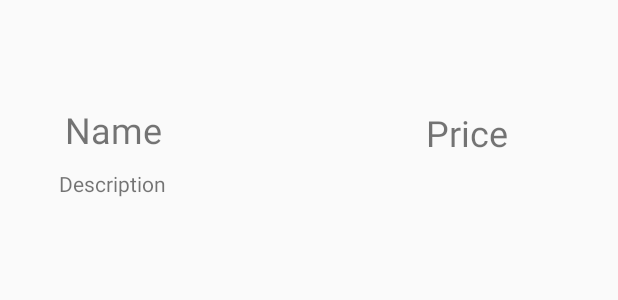
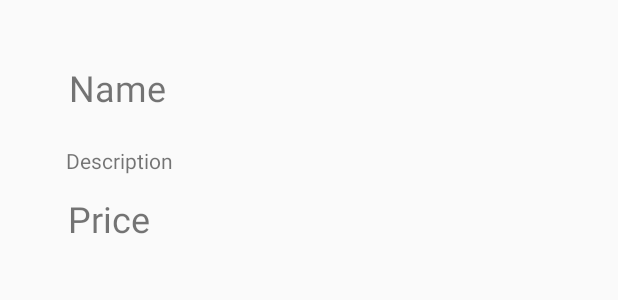
Before and after one commit to disruptDevWS/list-app, an Android app: the layout my_listview_detail.xml on its own in the app's theme, with its tools: preview values and no code run, on a phone screen of 412 x 824 dp. Shown: the top 300 px of the screen. Run offline under Robolectric (Android 15) with nearby library versions, the phone set to English and light mode, and no system bars.

Commit message:
Layout edit complete

```diff
--- a/app/src/main/res/layout/activity_main.xml
+++ b/app/src/main/res/layout/activity_main.xml
@@ -9,7 +9,7 @@
     <ListView
         android:id="@+id/myListView"
         android:layout_width="match_parent"
-        android:layout_height="match_parent"
-        tools:layout_editor_absoluteX="108dp"
-        tools:layout_editor_absoluteY="208dp" />
+        android:layout_height="495dp"
+        tools:layout_editor_absoluteX="8dp"
+        tools:layout_editor_absoluteY="8dp" />
 </androidx.constraintlayout.widget.ConstraintLayout>
--- a/app/src/main/res/layout/my_listview_detail.xml
+++ b/app/src/main/res/layout/my_listview_detail.xml
@@ -8,8 +8,8 @@
         android:layout_height="wrap_content"
         android:layout_alignParentStart="true"
         android:layout_alignParentTop="true"
-        android:layout_marginStart="43dp"
-        android:layout_marginTop="70dp"
+        android:layout_marginStart="46dp"
+        android:layout_marginTop="42dp"
         android:text="Name"
         android:textSize="24sp" />
 
@@ -17,22 +17,20 @@
         android:id="@+id/descriptionTextView"
         android:layout_width="wrap_content"
         android:layout_height="wrap_content"
-        android:layout_below="@+id/nameTextView"
         android:layout_alignParentStart="true"
-        android:layout_marginStart="39dp"
-        android:layout_marginTop="10dp"
+        android:layout_alignParentTop="true"
+        android:layout_marginStart="44dp"
+        android:layout_marginTop="97dp"
         android:text="Description" />
 
     <TextView
         android:id="@+id/priceTextView"
-        android:layout_width="72dp"
+        android:layout_width="wrap_content"
         android:layout_height="wrap_content"
+        android:layout_alignParentStart="true"
         android:layout_alignParentTop="true"
-        android:layout_alignParentEnd="true"
-        android:layout_marginStart="176dp"
-        android:layout_marginTop="72dp"
-        android:layout_marginEnd="56dp"
-        android:layout_toEndOf="@+id/nameTextView"
+        android:layout_marginStart="45dp"
+        android:layout_marginTop="129dp"
         android:text="Price"
         android:textSize="24sp" />
 </RelativeLayout>
```
Also changed, not shown: app/src/main/java/com/example/listapp/DetailActivity.java (+45 -1 lines), app/src/main/res/drawable/godofwar.jpg (renamed from app/src/main/res/drawable/god-of-war.jpg), app/src/main/res/drawable/randallcunningham.jpg (renamed from app/src/main/res/drawable/randall-cunningham.jpg).
